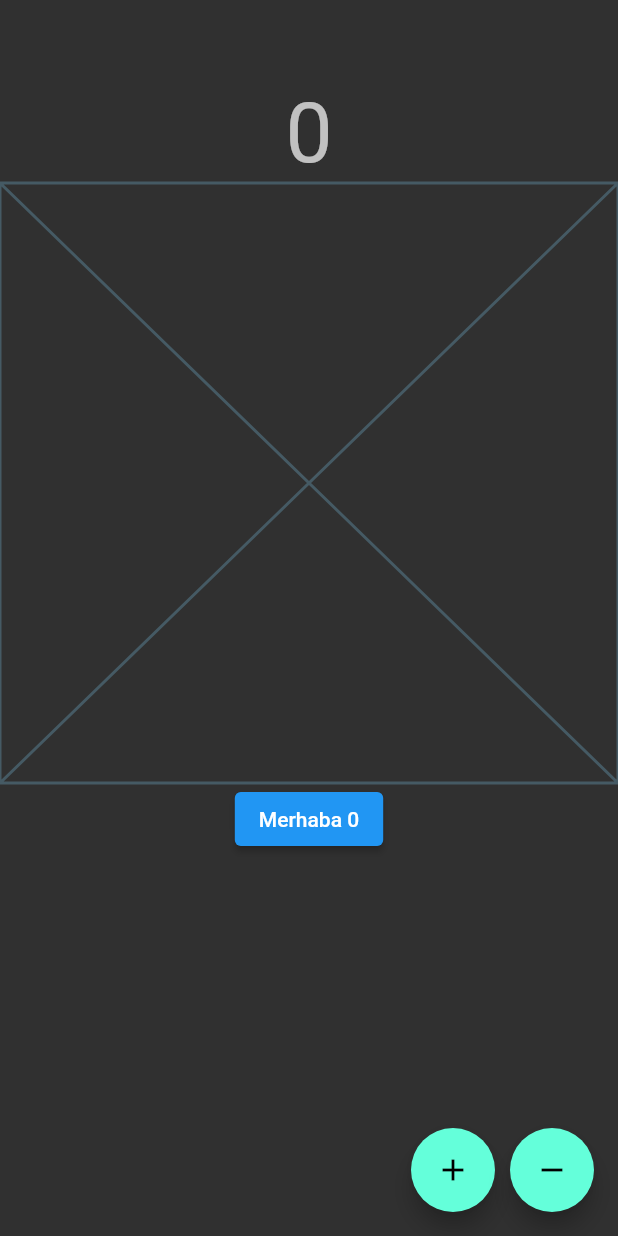
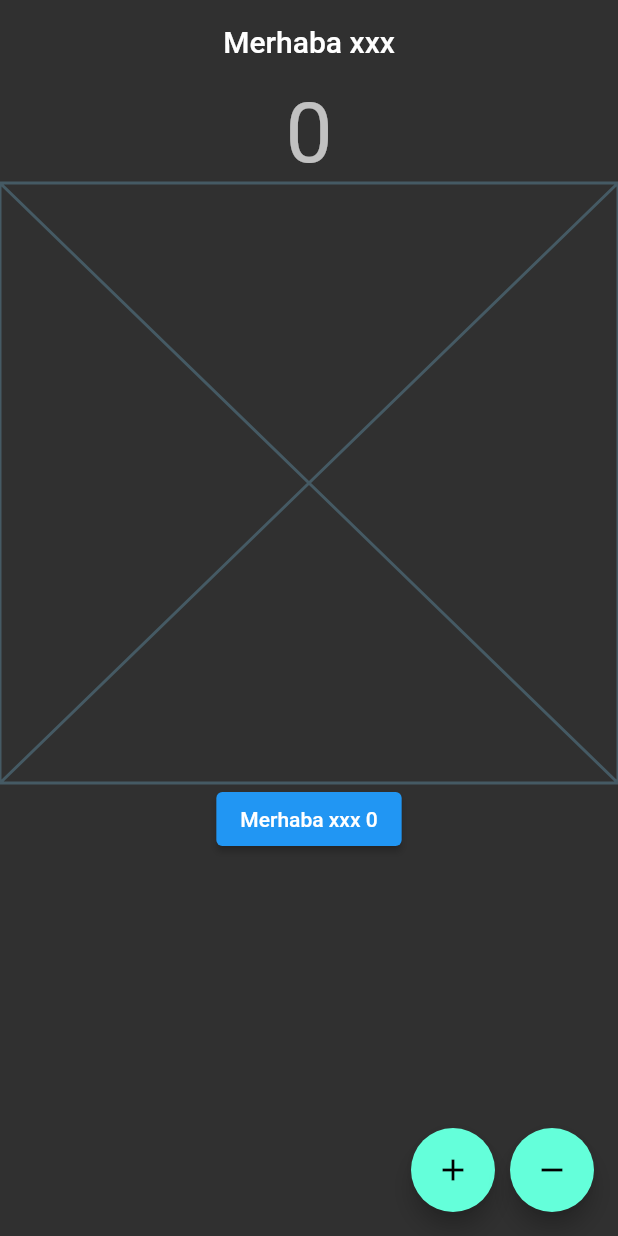
Before and after one commit to hhakangull/FluttterEdu, a Flutter app: the screen it shows after launch, on a phone screen of 412 x 824 dp. Run offline on Flutter 3.47's test engine with Material 2 defaults, Android fonts, the light colour scheme and no system bars.

Commit message:
stateful - ornek 2

```diff
--- a/lib/101/stateful_learn.dart
+++ b/lib/101/stateful_learn.dart
@@ -1,4 +1,7 @@
 import 'package:flutter/material.dart';
+
+import '../product/counter_button.dart';
+import '../product/language/language_items.dart';
 
 class StatefulLearn extends StatefulWidget {
   const StatefulLearn({Key? key}) : super(key: key);
@@ -8,7 +11,6 @@ class StatefulLearn extends StatefulWidget {
 
 class _StatefulLearnState extends State<StatefulLearn> {
   int _countValue = 0;
-  int _counterCustom = 0;
 
   void incrementValue() => _countValue += 1;
 
@@ -29,7 +31,9 @@ class _StatefulLearnState extends State<StatefulLearn> {
   @override
   Widget build(BuildContext context) {
     return Scaffold(
-      appBar: AppBar(),
+      appBar: AppBar(
+        title: const Text(LanguageItems.welcomeTitle),
+      ),
       floatingActionButton: Row(
         mainAxisSize: MainAxisSize.min,
         children: [
@@ -46,13 +50,7 @@ class _StatefulLearnState extends State<StatefulLearn> {
             ),
           ),
           const Placeholder(),
-          ElevatedButton(
-              onPressed: () {
-                setState(() {
-                  _counterCustom += 1;
-                });
-              },
-              child: Text('Merhaba $_counterCustom'))
+          const CounterHelloButton()
         ],
       ),
     );
--- /dev/null
+++ b/lib/product/counter_button.dart
@@ -0,0 +1,27 @@
+import 'package:flutter/material.dart';
+import 'package:flutter_full_learn/product/language/language_items.dart';
+
+class CounterHelloButton extends StatefulWidget {
+  const CounterHelloButton({Key? key}) : super(key: key);
+
+  @override
+  State<CounterHelloButton> createState() => _CounterHelloButtonState();
+}
+
+class _CounterHelloButtonState extends State<CounterHelloButton> {
+  int _counterCustom = 0;
+  final String _welcomeTitle = LanguageItems.welcomeTitle;
+  void _updateCounter() {
+    setState(() {
+      _counterCustom += 1;
+    });
+  }
+
+  @override
+  Widget build(BuildContext context) {
+    return ElevatedButton(
+      onPressed: _updateCounter,
+      child: Text('$_welcomeTitle $_counterCustom'),
+    );
+  }
+}
--- /dev/null
+++ b/lib/product/language/language_items.dart
@@ -0,0 +1,3 @@
+class LanguageItems {
+  static const welcomeTitle = 'Merhaba xxx';
+}
```
